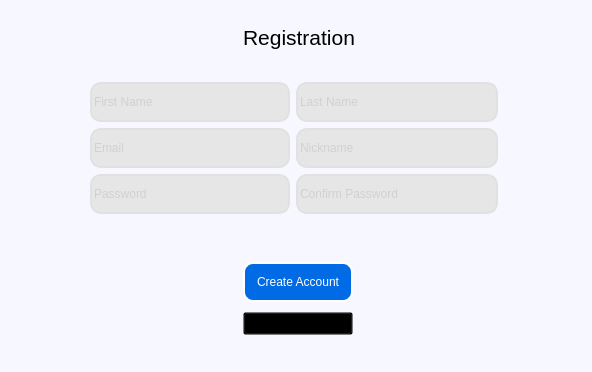
Old version of the form uis/registrationpage.ui in the repository ssysek/slack.
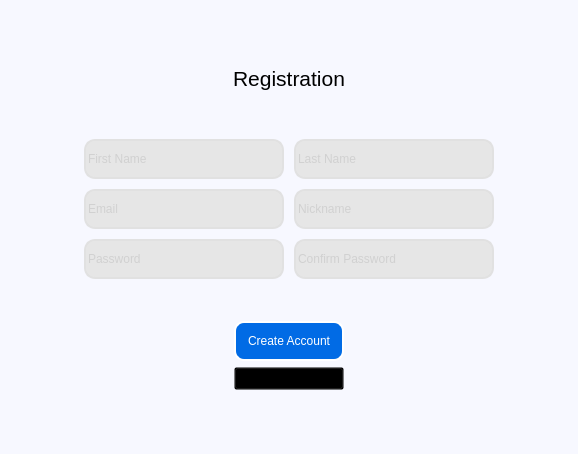
New version of the form.

The edit to the form file:
```diff
--- a/uis/registrationpage.ui
+++ b/uis/registrationpage.ui
@@ -6,8 +6,8 @@
    <rect>
     <x>0</x>
     <y>0</y>
-    <width>592</width>
-    <height>372</height>
+    <width>578</width>
+    <height>454</height>
    </rect>
   </property>
   <property name="windowTitle">
@@ -20,15 +20,10 @@
    <string notr="true">background-color: rgb(247, 248, 255);</string>
   </property>
   <widget class="QWidget" name="centralwidget">
-   <widget class="QWidget" name="formLayoutWidget">
-    <property name="geometry">
-     <rect>
-      <x>90</x>
-      <y>82</y>
-      <width>408</width>
-      <height>171</height>
-     </rect>
-    </property>
+   <layout class="QVBoxLayout" name="verticalLayout">
+    <item>
+     <layout class="QGridLayout" name="gridLayout_3">
+      <item row="2" column="1">
     <layout class="QFormLayout" name="formLayout_2">
      <property name="fieldGrowthPolicy">
       <enum>QFormLayout::AllNonFixedFieldsGrow</enum>
@@ -39,6 +34,46 @@
      <property name="formAlignment">
       <set>Qt::AlignJustify|Qt::AlignTop</set>
      </property>
+        <property name="horizontalSpacing">
+         <number>10</number>
+        </property>
+        <property name="verticalSpacing">
+         <number>10</number>
+        </property>
+        <item row="0" column="0">
+         <widget class="QLineEdit" name="edit_name">
+          <property name="minimumSize">
+           <size>
+            <width>200</width>
+            <height>40</height>
+           </size>
+          </property>
+          <property name="maximumSize">
+           <size>
+            <width>300</width>
+            <height>40</height>
+           </size>
+          </property>
+          <property name="styleSheet">
+           <string notr="true">background-color:rgb(230, 230, 230);
+color:rgb(188, 188, 188);
+font: 75 8pt &quot;SansSerif&quot;;
+border-style:solid;
+border-width:2px;
+border-radius:11px;
+border-color:rgb(225, 225, 225);</string>
+          </property>
+          <property name="text">
+           <string/>
+          </property>
+          <property name="alignment">
+           <set>Qt::AlignLeading|Qt::AlignLeft|Qt::AlignVCenter</set>
+          </property>
+          <property name="placeholderText">
+           <string>First Name</string>
+          </property>
+         </widget>
+        </item>
      <item row="0" column="1">
       <widget class="QLineEdit" name="edit_surname">
        <property name="minimumSize">
@@ -47,6 +82,12 @@
          <height>40</height>
         </size>
        </property>
+          <property name="maximumSize">
+           <size>
+            <width>300</width>
+            <height>40</height>
+           </size>
+          </property>
        <property name="styleSheet">
         <string notr="true">background-color:rgb(230, 230, 230);
 color:rgb(188, 188, 188);
@@ -76,6 +117,12 @@
          <height>40</height>
         </size>
        </property>
+          <property name="maximumSize">
+           <size>
+            <width>300</width>
+            <height>40</height>
+           </size>
+          </property>
        <property name="styleSheet">
         <string notr="true">background-color:rgb(230, 230, 230);
 color:rgb(188, 188, 188);
@@ -101,6 +148,12 @@
          <height>40</height>
         </size>
        </property>
+          <property name="maximumSize">
+           <size>
+            <width>300</width>
+            <height>40</height>
+           </size>
+          </property>
        <property name="styleSheet">
         <string notr="true">background-color:rgb(230, 230, 230);
 color:rgb(188, 188, 188);
@@ -126,6 +179,12 @@
          <height>40</height>
         </size>
        </property>
+          <property name="maximumSize">
+           <size>
+            <width>300</width>
+            <height>40</height>
+           </size>
+          </property>
        <property name="styleSheet">
         <string notr="true">background-color:rgb(230, 230, 230);
 color:rgb(188, 188, 188);
@@ -154,6 +213,12 @@
          <height>40</height>
         </size>
        </property>
+          <property name="maximumSize">
+           <size>
+            <width>300</width>
+            <height>40</height>
+           </size>
+          </property>
        <property name="styleSheet">
         <string notr="true">background-color:rgb(230, 230, 230);
 color:rgb(188, 188, 188);
@@ -174,36 +239,16 @@
        </property>
       </widget>
      </item>
-     <item row="0" column="0">
-      <widget class="QLineEdit" name="edit_name">
-       <property name="minimumSize">
-        <size>
-         <width>200</width>
-         <height>40</height>
-        </size>
-       </property>
-       <property name="styleSheet">
-        <string notr="true">background-color:rgb(230, 230, 230);
-color:rgb(188, 188, 188);
-font: 75 8pt &quot;SansSerif&quot;;
-border-style:solid;
-border-width:2px;
-border-radius:11px;
-border-color:rgb(225, 225, 225);</string>
-       </property>
-       <property name="text">
-        <string/>
-       </property>
-       <property name="alignment">
-        <set>Qt::AlignLeading|Qt::AlignLeft|Qt::AlignVCenter</set>
-       </property>
-       <property name="placeholderText">
-        <string>First Name</string>
-       </property>
-      </widget>
+       </layout>
      </item>
      <item row="3" column="1">
       <widget class="QLabel" name="label_password_error">
+        <property name="maximumSize">
+         <size>
+          <width>16777215</width>
+          <height>15</height>
+         </size>
+        </property>
        <property name="font">
         <font>
          <family>Sans Serif</family>
@@ -222,16 +267,202 @@
        </property>
       </widget>
      </item>
-    </layout>
-   </widget>
+      <item row="3" column="2">
+       <spacer name="horizontalSpacer_8">
+        <property name="orientation">
+         <enum>Qt::Horizontal</enum>
+        </property>
+        <property name="sizeHint" stdset="0">
+         <size>
+          <width>40</width>
+          <height>20</height>
+         </size>
+        </property>
+       </spacer>
+      </item>
+      <item row="4" column="1">
+       <spacer name="verticalSpacer_2">
+        <property name="orientation">
+         <enum>Qt::Vertical</enum>
+        </property>
+        <property name="sizeType">
+         <enum>QSizePolicy::Fixed</enum>
+        </property>
+        <property name="sizeHint" stdset="0">
+         <size>
+          <width>20</width>
+          <height>10</height>
+         </size>
+        </property>
+       </spacer>
+      </item>
+      <item row="0" column="1">
+       <spacer name="verticalSpacer_4">
+        <property name="orientation">
+         <enum>Qt::Vertical</enum>
+        </property>
+        <property name="sizeType">
+         <enum>QSizePolicy::MinimumExpanding</enum>
+        </property>
+        <property name="sizeHint" stdset="0">
+         <size>
+          <width>20</width>
+          <height>0</height>
+         </size>
+        </property>
+       </spacer>
+      </item>
+      <item row="1" column="1">
+       <layout class="QGridLayout" name="gridLayout_2">
+        <item row="0" column="1">
+         <widget class="QLabel" name="label_registration">
+          <property name="minimumSize">
+           <size>
+            <width>120</width>
+            <height>70</height>
+           </size>
+          </property>
+          <property name="font">
+           <font>
+            <family>SansSerif</family>
+            <pointsize>16</pointsize>
+            <weight>9</weight>
+            <italic>false</italic>
+            <bold>false</bold>
+           </font>
+          </property>
+          <property name="styleSheet">
+           <string notr="true">font: 75 16pt &quot;SansSerif&quot;;</string>
+          </property>
+          <property name="text">
+           <string>Registration</string>
+          </property>
+          <property name="alignment">
+           <set>Qt::AlignCenter</set>
+          </property>
+         </widget>
+        </item>
+        <item row="0" column="2">
+         <spacer name="horizontalSpacer_5">
+          <property name="orientation">
+           <enum>Qt::Horizontal</enum>
+          </property>
+          <property name="sizeHint" stdset="0">
+           <size>
+            <width>40</width>
+            <height>20</height>
+           </size>
+          </property>
+         </spacer>
+        </item>
+        <item row="0" column="0">
+         <spacer name="horizontalSpacer_6">
+          <property name="orientation">
+           <enum>Qt::Horizontal</enum>
+          </property>
+          <property name="sizeHint" stdset="0">
+           <size>
+            <width>40</width>
+            <height>20</height>
+           </size>
+          </property>
+         </spacer>
+        </item>
+        <item row="1" column="1">
+         <spacer name="verticalSpacer_3">
+          <property name="orientation">
+           <enum>Qt::Vertical</enum>
+          </property>
+          <property name="sizeType">
+           <enum>QSizePolicy::Fixed</enum>
+          </property>
+          <property name="sizeHint" stdset="0">
+           <size>
+            <width>20</width>
+            <height>20</height>
+           </size>
+          </property>
+         </spacer>
+        </item>
+       </layout>
+      </item>
+      <item row="5" column="1">
+       <layout class="QGridLayout" name="gridLayout">
+        <item row="1" column="1">
+         <widget class="QPushButton" name="button_cancel">
+          <property name="minimumSize">
+           <size>
+            <width>110</width>
+            <height>23</height>
+           </size>
+          </property>
+          <property name="maximumSize">
+           <size>
+            <width>110</width>
+            <height>23</height>
+           </size>
+          </property>
+          <property name="styleSheet">
+           <string notr="true">background: transparent;
+font: 75 8pt &quot;SansSerif&quot;;</string>
+          </property>
+          <property name="text">
+           <string>Cancel</string>
+          </property>
+         </widget>
+        </item>
+        <item row="1" column="0">
+         <spacer name="horizontalSpacer_4">
+          <property name="orientation">
+           <enum>Qt::Horizontal</enum>
+          </property>
+          <property name="sizeHint" stdset="0">
+           <size>
+            <width>40</width>
+            <height>20</height>
+           </size>
+          </property>
+         </spacer>
+        </item>
+        <item row="0" column="0">
+         <spacer name="horizontalSpacer_3">
+          <property name="orientation">
+           <enum>Qt::Horizontal</enum>
+          </property>
+          <property name="sizeHint" stdset="0">
+           <size>
+            <width>40</width>
+            <height>20</height>
+           </size>
+          </property>
+         </spacer>
+        </item>
+        <item row="0" column="2">
+         <spacer name="horizontalSpacer">
+          <property name="orientation">
+           <enum>Qt::Horizontal</enum>
+          </property>
+          <property name="sizeHint" stdset="0">
+           <size>
+            <width>40</width>
+            <height>20</height>
+           </size>
+          </property>
+         </spacer>
+        </item>
+        <item row="0" column="1">
    <widget class="QPushButton" name="button_sign_up">
-    <property name="geometry">
-     <rect>
-      <x>243</x>
-      <y>262</y>
+          <property name="minimumSize">
+           <size>
       <width>110</width>
       <height>40</height>
-     </rect>
+           </size>
+          </property>
+          <property name="maximumSize">
+           <size>
+            <width>110</width>
+            <height>40</height>
+           </size>
     </property>
     <property name="styleSheet">
      <string notr="true">background-color:rgb(1, 107, 229);
@@ -246,75 +477,70 @@
      <string>Create Account</string>
     </property>
    </widget>
-   <widget class="QPushButton" name="button_cancel">
-    <property name="geometry">
-     <rect>
-      <x>243</x>
-      <y>312</y>
-      <width>110</width>
-      <height>23</height>
-     </rect>
-    </property>
-    <property name="styleSheet">
-     <string notr="true">background: transparent;
-font: 75 8pt &quot;SansSerif&quot;;</string>
-    </property>
-    <property name="text">
-     <string>Cancel</string>
-    </property>
-   </widget>
-   <widget class="QLabel" name="label_registration">
-    <property name="geometry">
-     <rect>
-      <x>243</x>
-      <y>22</y>
-      <width>115</width>
-      <height>30</height>
-     </rect>
-    </property>
-    <property name="font">
-     <font>
-      <family>SansSerif</family>
-      <pointsize>16</pointsize>
-      <weight>9</weight>
-      <italic>false</italic>
-      <bold>false</bold>
-     </font>
-    </property>
-    <property name="styleSheet">
-     <string notr="true">font: 75 16pt &quot;SansSerif&quot;;</string>
-    </property>
-    <property name="text">
-     <string>Registration</string>
-    </property>
-   </widget>
-   <widget class="QLabel" name="label_nickname_error">
-    <property name="geometry">
-     <rect>
-      <x>505</x>
-      <y>140</y>
-      <width>71</width>
+        </item>
+        <item row="1" column="2">
+         <spacer name="horizontalSpacer_2">
+          <property name="orientation">
+           <enum>Qt::Horizontal</enum>
+          </property>
+          <property name="sizeHint" stdset="0">
+           <size>
+            <width>40</width>
+            <height>20</height>
+           </size>
+          </property>
+         </spacer>
+        </item>
+        <item row="2" column="1">
+         <spacer name="verticalSpacer">
+          <property name="orientation">
+           <enum>Qt::Vertical</enum>
+          </property>
+          <property name="sizeType">
+           <enum>QSizePolicy::MinimumExpanding</enum>
+          </property>
+          <property name="sizeHint" stdset="0">
+           <size>
+            <width>20</width>
+            <height>0</height>
+           </size>
+          </property>
+         </spacer>
+        </item>
+       </layout>
+      </item>
+      <item row="3" column="0">
+       <spacer name="horizontalSpacer_7">
+        <property name="orientation">
+         <enum>Qt::Horizontal</enum>
+        </property>
+        <property name="sizeHint" stdset="0">
+         <size>
+          <width>40</width>
       <height>20</height>
-     </rect>
-    </property>
-    <property name="font">
-     <font>
-      <family>Sans Serif</family>
-      <pointsize>8</pointsize>
-      <weight>50</weight>
-      <italic>false</italic>
-      <bold>false</bold>
-     </font>
-    </property>
-    <property name="styleSheet">
-     <string notr="true">font: 8pt &quot;Sans Serif&quot;;
-color: rgb(255, 47, 57);
-</string>
-    </property>
-    <property name="text">
-     <string/>
-    </property>
-   </widget>
+         </size>
+        </property>
+       </spacer>
+      </item>
+      <item row="6" column="1">
+       <spacer name="verticalSpacer_5">
+        <property name="orientation">
+         <enum>Qt::Vertical</enum>
+        </property>
+        <property name="sizeType">
+         <enum>QSizePolicy::MinimumExpanding</enum>
+        </property>
+        <property name="sizeHint" stdset="0">
+         <size>
+          <width>20</width>
+          <height>0</height>
+         </size>
+        </property>
+       </spacer>
+      </item>
+     </layout>
+    </item>
+   </layout>
   </widget>
   <widget class="QMenuBar" name="menubar">
    <property name="geometry">
```
Left out of the diff: 2 changed lines with no effect on the pictures. Lines whose indentation alone changed are shown as unchanged.
